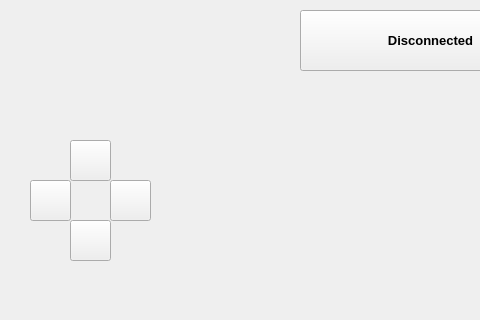
Before: the Qt Designer form Wifibot/mainwindow.ui in AnisMouniym/Wifibot, drawn with Qt 5; both pictures show x 0 to 480 and y 0 to 320 of the 1034 by 584 pixel window.
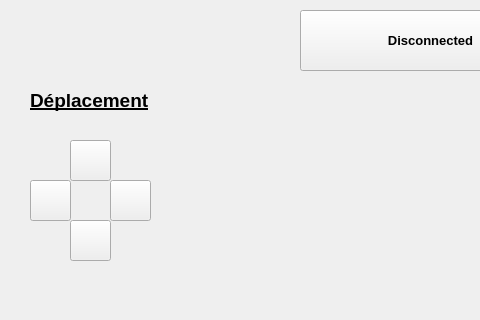
After: the same form once the commit is applied. Icons and pictures are not drawn.

Patch:
```diff
--- a/Wifibot/mainwindow.ui
+++ b/Wifibot/mainwindow.ui
@@ -105,6 +105,29 @@
     </property>
     <property name="text">
      <string>Disconnected</string>
+    </property>
+    <property name="shortcut">
+     <string>Space</string>
+    </property>
+   </widget>
+   <widget class="QLabel" name="label">
+    <property name="geometry">
+     <rect>
+      <x>30</x>
+      <y>80</y>
+      <width>161</width>
+      <height>41</height>
+     </rect>
+    </property>
+    <property name="font">
+     <font>
+      <pointsize>14</pointsize>
+      <bold>true</bold>
+      <underline>true</underline>
+     </font>
+    </property>
+    <property name="text">
+     <string>Déplacement</string>
     </property>
    </widget>
   </widget>
```
Left out of the diff: 22 changed lines with no effect on the pictures.
